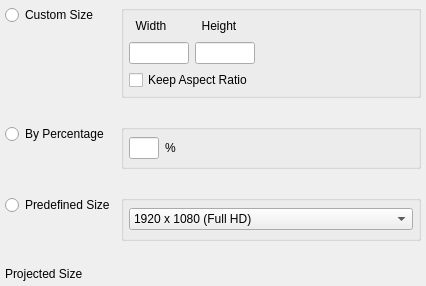
This is Resize/UI/resize_ui.ui in n00bcybot/easywatermark as Qt 5 draws it before an edit. The edited form follows.
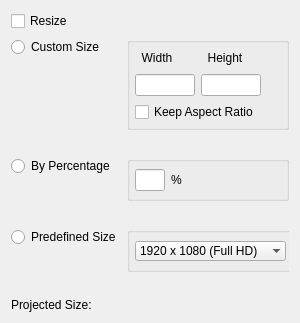
This is the edited form.

Commit message: - completed RenameWidget and added it to the Toolbox - made buttons in the Toolbox checked, so they are retracted when the app starts - GUI tweaks

```diff
--- a/Resize/UI/resize_ui.ui
+++ b/Resize/UI/resize_ui.ui
@@ -7,7 +7,7 @@
     <x>0</x>
     <y>0</y>
     <width>300</width>
-    <height>286</height>
+    <height>323</height>
    </rect>
   </property>
   <property name="minimumSize">
@@ -17,47 +17,68 @@
    </size>
   </property>
   <property name="windowTitle">
-   <string>Resize</string>
+   <string>ResizeWidget</string>
   </property>
   <layout class="QGridLayout" name="gridLayout_5">
-   <property name="sizeConstraint">
-    <enum>QLayout::SizeConstraint::SetMinimumSize</enum>
-   </property>
-   <property name="leftMargin">
-    <number>5</number>
-   </property>
-   <property name="topMargin">
-    <number>5</number>
-   </property>
-   <property name="rightMargin">
-    <number>5</number>
-   </property>
-   <property name="bottomMargin">
-    <number>5</number>
-   </property>
-   <item row="0" column="0">
+   <item row="1" column="0">
+    <widget class="QFrame" name="fr_container">
+     <property name="frameShape">
+      <enum>QFrame::Shape::NoFrame</enum>
+     </property>
+     <property name="frameShadow">
+      <enum>QFrame::Shadow::Raised</enum>
+     </property>
     <layout class="QGridLayout" name="gridLayout">
+      <property name="leftMargin">
+       <number>0</number>
+      </property>
+      <property name="topMargin">
+       <number>0</number>
+      </property>
+      <property name="rightMargin">
+       <number>0</number>
+      </property>
+      <property name="bottomMargin">
+       <number>0</number>
+      </property>
+      <item row="0" column="0">
+       <layout class="QVBoxLayout" name="verticalLayout">
      <property name="sizeConstraint">
       <enum>QLayout::SizeConstraint::SetMinimumSize</enum>
      </property>
-     <item row="1" column="1">
-      <spacer name="horizontalSpacer">
+        <item>
+         <widget class="QRadioButton" name="rb_custom">
+          <property name="minimumSize">
+           <size>
+            <width>110</width>
+            <height>0</height>
+           </size>
+          </property>
+          <property name="text">
+           <string>Custom Size</string>
+          </property>
+         </widget>
+        </item>
+        <item>
+         <spacer name="verticalSpacer_3">
        <property name="orientation">
-        <enum>Qt::Orientation::Horizontal</enum>
+           <enum>Qt::Orientation::Vertical</enum>
        </property>
        <property name="sizeHint" stdset="0">
         <size>
-         <width>40</width>
-         <height>20</height>
+            <width>20</width>
+            <height>40</height>
         </size>
        </property>
       </spacer>
+        </item>
+       </layout>
      </item>
      <item row="0" column="1">
       <widget class="QGroupBox" name="groupBox">
        <property name="minimumSize">
         <size>
-         <width>300</width>
+          <width>0</width>
          <height>0</height>
         </size>
        </property>
@@ -81,28 +102,28 @@
          <number>5</number>
         </property>
         <item row="0" column="0">
-         <widget class="QLabel" name="label_5">
+          <widget class="QLabel" name="lb_width">
           <property name="text">
            <string>  Width</string>
           </property>
          </widget>
         </item>
         <item row="2" column="0" colspan="2">
-         <widget class="QCheckBox" name="checkBox">
+          <widget class="QCheckBox" name="chb_keep_ratio">
           <property name="text">
            <string>Keep Aspect Ratio</string>
           </property>
          </widget>
         </item>
         <item row="0" column="1">
-         <widget class="QLabel" name="label_6">
+          <widget class="QLabel" name="lb_height">
           <property name="text">
            <string>  Height</string>
           </property>
          </widget>
         </item>
         <item row="1" column="0">
-         <widget class="QLineEdit" name="lineEdit">
+          <widget class="QLineEdit" name="le_width">
           <property name="sizePolicy">
            <sizepolicy hsizetype="Fixed" vsizetype="Fixed">
             <horstretch>0</horstretch>
@@ -124,7 +145,7 @@
          </widget>
         </item>
         <item row="1" column="1">
-         <widget class="QLineEdit" name="lineEdit_2">
+          <widget class="QLineEdit" name="le_height">
           <property name="sizePolicy">
            <sizepolicy hsizetype="Fixed" vsizetype="Fixed">
             <horstretch>0</horstretch>
@@ -168,42 +189,20 @@
        </layout>
       </widget>
      </item>
-     <item row="0" column="0">
-      <layout class="QVBoxLayout" name="verticalLayout">
-       <property name="sizeConstraint">
-        <enum>QLayout::SizeConstraint::SetMinimumSize</enum>
-       </property>
-       <item>
-        <widget class="QRadioButton" name="radioButton">
-         <property name="minimumSize">
-          <size>
-           <width>110</width>
-           <height>0</height>
-          </size>
-         </property>
-         <property name="text">
-          <string>Custom Size</string>
-         </property>
-        </widget>
-       </item>
-       <item>
-        <spacer name="verticalSpacer_3">
+      <item row="1" column="1">
+       <spacer name="horizontalSpacer">
          <property name="orientation">
-          <enum>Qt::Orientation::Vertical</enum>
+         <enum>Qt::Orientation::Horizontal</enum>
          </property>
          <property name="sizeHint" stdset="0">
           <size>
-           <width>20</width>
-           <height>40</height>
+          <width>161</width>
+          <height>20</height>
           </size>
          </property>
         </spacer>
        </item>
-      </layout>
-     </item>
-    </layout>
-   </item>
-   <item row="1" column="0">
+      <item row="2" column="0" colspan="2">
     <layout class="QGridLayout" name="gridLayout_2">
      <property name="sizeConstraint">
       <enum>QLayout::SizeConstraint::SetMinimumSize</enum>
@@ -214,7 +213,7 @@
         <enum>QLayout::SizeConstraint::SetMinimumSize</enum>
        </property>
        <item>
-        <widget class="QRadioButton" name="radioButton_2">
+           <widget class="QRadioButton" name="rb_percent">
          <property name="minimumSize">
           <size>
            <width>110</width>
@@ -263,7 +262,7 @@
          <number>5</number>
         </property>
         <item>
-         <widget class="QLineEdit" name="lineEdit_3">
+            <widget class="QLineEdit" name="le_percent">
           <property name="maximumSize">
            <size>
             <width>30</width>
@@ -273,7 +272,7 @@
          </widget>
         </item>
         <item>
-         <widget class="QLabel" name="label_7">
+            <widget class="QLabel" name="lb_percent">
           <property name="text">
            <string>%</string>
           </property>
@@ -310,10 +309,10 @@
      </item>
     </layout>
    </item>
-   <item row="2" column="0">
+      <item row="3" column="0" colspan="2">
     <layout class="QGridLayout" name="gridLayout_3">
      <property name="sizeConstraint">
-      <enum>QLayout::SizeConstraint::SetMinimumSize</enum>
+         <enum>QLayout::SizeConstraint::SetDefaultConstraint</enum>
      </property>
      <item row="0" column="0">
       <layout class="QVBoxLayout" name="verticalLayout_3">
@@ -321,7 +320,7 @@
         <enum>QLayout::SizeConstraint::SetMinimumSize</enum>
        </property>
        <item>
-        <widget class="QRadioButton" name="radioButton_3">
+           <widget class="QRadioButton" name="rb_predefined">
          <property name="minimumSize">
           <size>
            <width>110</width>
@@ -373,7 +372,19 @@
          <number>5</number>
         </property>
         <item>
-         <widget class="QComboBox" name="comboBox">
+            <widget class="QComboBox" name="cb_psize">
+             <property name="sizePolicy">
+              <sizepolicy hsizetype="Expanding" vsizetype="Fixed">
+               <horstretch>0</horstretch>
+               <verstretch>0</verstretch>
+              </sizepolicy>
+             </property>
+             <property name="currentText">
+              <string>1920 x 1080 (Full HD)</string>
+             </property>
+             <property name="frame">
+              <bool>false</bool>
+             </property>
           <item>
            <property name="text">
             <string>1920 x 1080 (Full HD)</string>
@@ -409,22 +420,36 @@
      </item>
     </layout>
    </item>
-   <item row="3" column="0">
+      <item row="4" column="0" colspan="2">
     <layout class="QHBoxLayout" name="horizontalLayout">
      <property name="sizeConstraint">
       <enum>QLayout::SizeConstraint::SetMinimumSize</enum>
      </property>
      <item>
-      <widget class="QLabel" name="label">
+         <widget class="QLabel" name="lb_projected">
        <property name="text">
-        <string>Projected Size</string>
+           <string>Projected Size:  </string>
        </property>
       </widget>
      </item>
      <item>
-      <widget class="QLabel" name="label_2">
+         <widget class="QLabel" name="lb_projected_dsp">
        <property name="text">
         <string/>
+          </property>
+         </widget>
+        </item>
+       </layout>
+      </item>
+     </layout>
+    </widget>
+   </item>
+   <item row="0" column="0">
+    <layout class="QHBoxLayout" name="horizontalLayout_2">
+     <item>
+      <widget class="QCheckBox" name="chb_resize">
+       <property name="text">
+        <string>Resize</string>
        </property>
       </widget>
      </item>
```
Left out of the diff: 19 changed lines with no effect on the pictures. Lines whose indentation alone changed are shown as unchanged. The commit also changes 11 other files.
